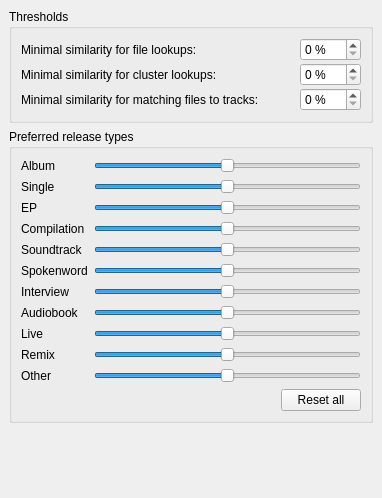
Before: the Qt Designer form ui/options_matching.ui in metabrainz/picard, drawn with Qt 5.
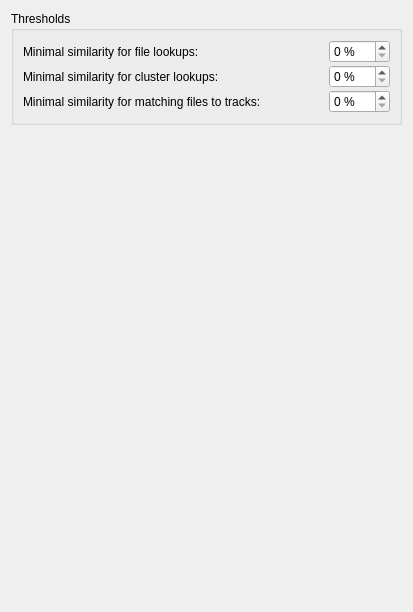
After: the same form once the commit is applied.

Commit message: - Add preferred format support. - Use different widgets for preferred release country/format to allow multiple selections. - Move these options (and preferred release types) onto a new "Preferred Releases" options page, under "Metadata." - Share more code between file and cluster lookups matching. (compare_to_release was added to the Metadata class to allow this.)

Diff of the .ui file:
```diff
--- a/ui/options_matching.ui
+++ b/ui/options_matching.ui
@@ -6,26 +6,17 @@
    <rect>
     <x>0</x>
     <y>0</y>
-    <width>382</width>
-    <height>498</height>
+    <width>413</width>
+    <height>612</height>
    </rect>
   </property>
   <layout class="QVBoxLayout">
-   <property name="spacing">
-    <number>6</number>
-   </property>
-   <property name="margin">
-    <number>9</number>
-   </property>
    <item>
     <widget class="QGroupBox" name="rename_files">
      <property name="title">
       <string>Thresholds</string>
      </property>
      <layout class="QGridLayout">
-      <property name="margin">
-       <number>9</number>
-      </property>
       <property name="spacing">
        <number>2</number>
       </property>
@@ -110,265 +101,6 @@
      </layout>
     </widget>
    </item>
-   <item>
-    <widget class="QGroupBox" name="groupBox">
-     <property name="title">
-      <string>Preferred release types</string>
-     </property>
-     <layout class="QGridLayout" name="gridLayout">
-      <item row="0" column="2">
-       <widget class="QSlider" name="prefer_album_score">
-        <property name="maximum">
-         <number>100</number>
-        </property>
-        <property name="value">
-         <number>50</number>
-        </property>
-        <property name="orientation">
-         <enum>Qt::Horizontal</enum>
-        </property>
-       </widget>
-      </item>
-      <item row="1" column="2">
-       <widget class="QSlider" name="prefer_single_score">
-        <property name="maximum">
-         <number>100</number>
-        </property>
-        <property name="value">
-         <number>50</number>
-        </property>
-        <property name="orientation">
-         <enum>Qt::Horizontal</enum>
-        </property>
-       </widget>
-      </item>
-      <item row="0" column="0">
-       <widget class="QLabel" name="label">
-        <property name="text">
-         <string>Album</string>
-        </property>
-       </widget>
-      </item>
-      <item row="1" column="0">
-       <widget class="QLabel" name="label_2">
-        <property name="text">
-         <string>Single</string>
-        </property>
-       </widget>
-      </item>
-      <item row="2" column="2">
-       <widget class="QSlider" name="prefer_ep_score">
-        <property name="maximum">
-         <number>100</number>
-        </property>
-        <property name="value">
-         <number>50</number>
-        </property>
-        <property name="orientation">
-         <enum>Qt::Horizontal</enum>
-        </property>
-       </widget>
-      </item>
-      <item row="3" column="2">
-       <widget class="QSlider" name="prefer_compilation_score">
-        <property name="maximum">
-         <number>100</number>
-        </property>
-        <property name="value">
-         <number>50</number>
-        </property>
-        <property name="orientation">
-         <enum>Qt::Horizontal</enum>
-        </property>
-       </widget>
-      </item>
-      <item row="4" column="2">
-       <widget class="QSlider" name="prefer_soundtrack_score">
-        <property name="maximum">
-         <number>100</number>
-        </property>
-        <property name="value">
-         <number>50</number>
-        </property>
-        <property name="orientation">
-         <enum>Qt::Horizontal</enum>
-        </property>
-       </widget>
-      </item>
-      <item row="5" column="2">
-       <widget class="QSlider" name="prefer_spokenword_score">
-        <property name="maximum">
-         <number>100</number>
-        </property>
-        <property name="value">
-         <number>50</number>
-        </property>
-        <property name="orientation">
-         <enum>Qt::Horizontal</enum>
-        </property>
-       </widget>
-      </item>
-      <item row="2" column="0">
-       <widget class="QLabel" name="label_3">
-        <property name="text">
-         <string>EP</string>
-        </property>
-       </widget>
-      </item>
-      <item row="3" column="0">
-       <widget class="QLabel" name="label_7">
-        <property name="text">
-         <string>Compilation</string>
-        </property>
-       </widget>
-      </item>
-      <item row="4" column="0">
-       <widget class="QLabel" name="label_8">
-        <property name="text">
-         <string>Soundtrack</string>
-        </property>
-       </widget>
-      </item>
-      <item row="5" column="0">
-       <widget class="QLabel" name="label_9">
-        <property name="text">
-         <string>Spokenword</string>
-        </property>
-       </widget>
-      </item>
-      <item row="6" column="2">
-       <widget class="QSlider" name="prefer_interview_score">
-        <property name="maximum">
-         <number>100</number>
-        </property>
-        <property name="value">
-         <number>50</number>
-        </property>
-        <property name="orientation">
-         <enum>Qt::Horizontal</enum>
-        </property>
-       </widget>
-      </item>
-      <item row="7" column="2">
-       <widget class="QSlider" name="prefer_audiobook_score">
-        <property name="maximum">
-         <number>100</number>
-        </property>
-        <property name="value">
-         <number>50</number>
-        </property>
-        <property name="orientation">
-         <enum>Qt::Horizontal</enum>
-        </property>
-       </widget>
-      </item>
-      <item row="8" column="2">
-       <widget class="QSlider" name="prefer_live_score">
-        <property name="maximum">
-         <number>100</number>
-        </property>
-        <property name="value">
-         <number>50</number>
-        </property>
-        <property name="orientation">
-         <enum>Qt::Horizontal</enum>
-        </property>
-       </widget>
-      </item>
-      <item row="6" column="0">
-       <widget class="QLabel" name="label_10">
-        <property name="text">
-         <string>Interview</string>
-        </property>
-       </widget>
-      </item>
-      <item row="7" column="0">
-       <widget class="QLabel" name="label_11">
-        <property name="text">
-         <string>Audiobook</string>
-        </property>
-       </widget>
-      </item>
-      <item row="8" column="0">
-       <widget class="QLabel" name="label_12">
-        <property name="text">
-         <string>Live</string>
-        </property>
-       </widget>
-      </item>
-      <item row="9" column="2">
-       <widget class="QSlider" name="prefer_remix_score">
-        <property name="maximum">
-         <number>100</number>
-        </property>
-        <property name="value">
-         <number>50</number>
-        </property>
-        <property name="orientation">
-         <enum>Qt::Horizontal</enum>
-        </property>
-       </widget>
-      </item>
-      <item row="9" column="0">
-       <widget class="QLabel" name="label_13">
-        <property name="text">
-         <string>Remix</string>
-        </property>
-       </widget>
-      </item>
-      <item row="10" column="2">
-       <widget class="QSlider" name="prefer_other_score">
-        <property name="maximum">
-         <number>100</number>
-        </property>
-        <property name="sliderPosition">
-         <number>50</number>
-        </property>
-        <property name="orientation">
-         <enum>Qt::Horizontal</enum>
-        </property>
-       </widget>
-      </item>
-      <item row="10" column="0">
-       <widget class="QLabel" name="label_14">
-        <property name="text">
-         <string>Other</string>
-        </property>
-       </widget>
-      </item>
-      <item row="12" column="2">
-       <layout class="QHBoxLayout" name="horizontalLayout">
-        <item>
-         <spacer name="horizontalSpacer">
-          <property name="orientation">
-           <enum>Qt::Horizontal</enum>
-          </property>
-          <property name="sizeHint" stdset="0">
-           <size>
-            <width>40</width>
-            <height>20</height>
-           </size>
-          </property>
-         </spacer>
-        </item>
-        <item>
-         <widget class="QPushButton" name="reset_preferred_types_btn">
-          <property name="sizePolicy">
-           <sizepolicy hsizetype="Fixed" vsizetype="Fixed">
-            <horstretch>0</horstretch>
-            <verstretch>0</verstretch>
-           </sizepolicy>
-          </property>
-          <property name="text">
-           <string>Reset all</string>
-          </property>
-         </widget>
-        </item>
-       </layout>
-      </item>
-     </layout>
-    </widget>
-   </item>
    <item>
     <spacer>
      <property name="orientation">
```
The commit also changes 9 other files.
